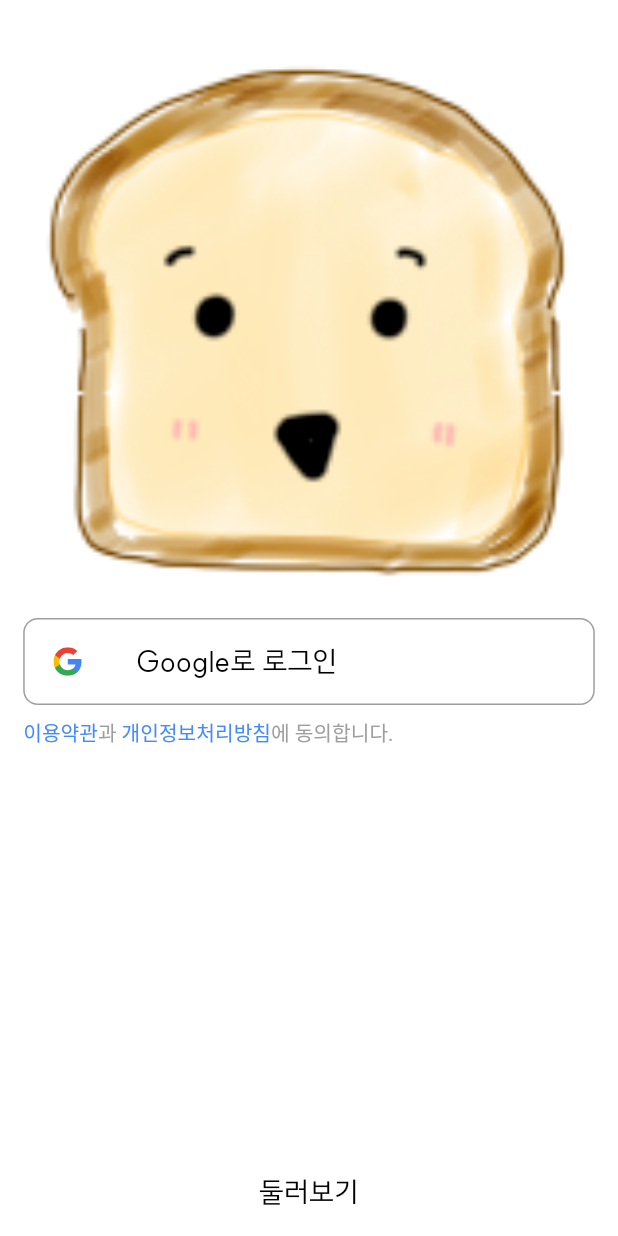
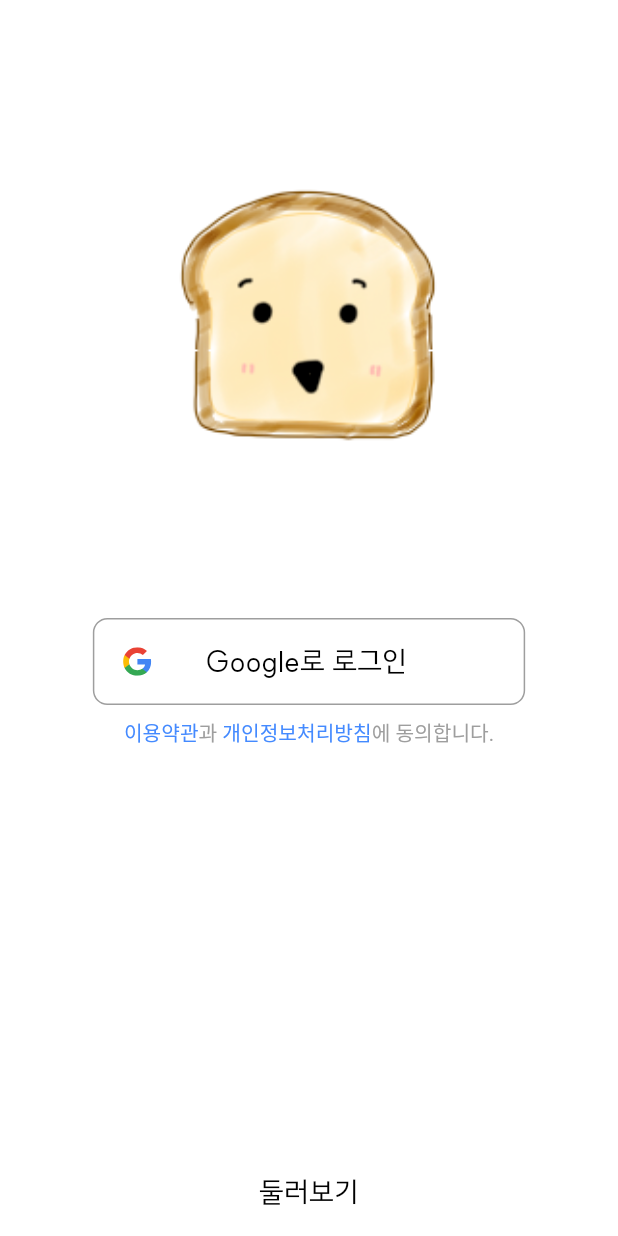
Before and after one commit to oneStar92/sigppang_e, a Flutter app: the screen it shows after launch, on a phone screen of 412 x 824 dp. Run offline on Flutter 3.47's test engine with Material 3 defaults, Android fonts, the light colour scheme and no system bars; our stand-ins replace cloud_firestore, firebase_auth, firebase_core, flutter_screenutil, flutter_svg, freezed_annotation and 6 more; accounts and stored records are empty; generated files the repository leaves out were written again; project files that could hold a hidden picture were left out.

```diff
--- a/lib/common/constants/sizes.dart
+++ b/lib/common/constants/sizes.dart
@@ -10,8 +10,8 @@ final class Sizes {
   static final defaultPaddingOfWidth = 8.w;
   static final defaultPaddingOfHeight = 8.h;
   static final separatorHeight = 4.h;
-  static final loginLogoSize = Size(300.w, 300.h);
-  static final socialLoginButtonSize = Size(300.w, 60.h);
+  static final loginLogoSize = Size(210.w, 210.h);
+  static final socialLoginButtonSize = Size(210.w, 60.h);
   static final socialLoginLogoSize = Size(40.w, 40.h);
   static final appbarLogoSize = Size(50.w, 50.h);
   static final calendarHeaderSize = Size(double.infinity, 50.h);
--- a/lib/presentation/login/login_screen.dart
+++ b/lib/presentation/login/login_screen.dart
@@ -1,4 +1,5 @@
 import 'dart:io';
+import 'package:flutter/cupertino.dart';
 import 'package:flutter/gestures.dart';
 import 'package:flutter/material.dart';
 import 'package:go_router/go_router.dart';
@@ -27,7 +28,7 @@ final class _LoginScreenState extends BaseViewState<LoginViewModel, LoginScreen>
     return Column(
       crossAxisAlignment: CrossAxisAlignment.stretch,
       children: [
-        Expanded(child: SigppangELogoBuilder.buildDoneLogo(size: Sizes.loginLogoSize)),
+        Expanded(child: Stack(children: [Center(child: SigppangELogoBuilder.buildDoneLogo(size: Sizes.loginLogoSize))],)),
         Expanded(child: _socialLoginButtons()),
       ],
     );
@@ -35,7 +36,7 @@ final class _LoginScreenState extends BaseViewState<LoginViewModel, LoginScreen>
 
   Widget _socialLoginButtons() {
     return Padding(
-      padding: Sizes.defaultHorizontalPadding * 2,
+      padding: Sizes.defaultHorizontalPadding * 8,
       child: Column(
         crossAxisAlignment: CrossAxisAlignment.stretch,
         children: [
@@ -53,6 +54,7 @@ final class _LoginScreenState extends BaseViewState<LoginViewModel, LoginScreen>
 
   Widget _policyText() {
     return RichText(
+      textAlign: TextAlign.center,
       text: TextSpan(
         style: TextStyles.policyTextStyle,
         children: <TextSpan>[
```
Also changed, not shown: 5 other files.
